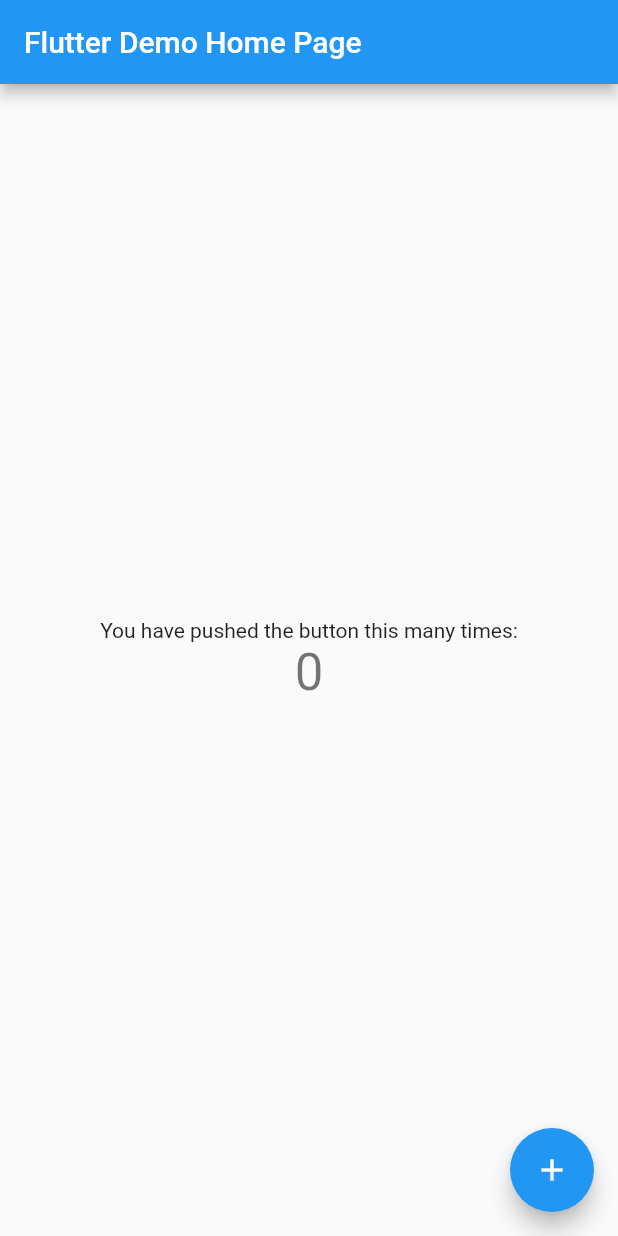
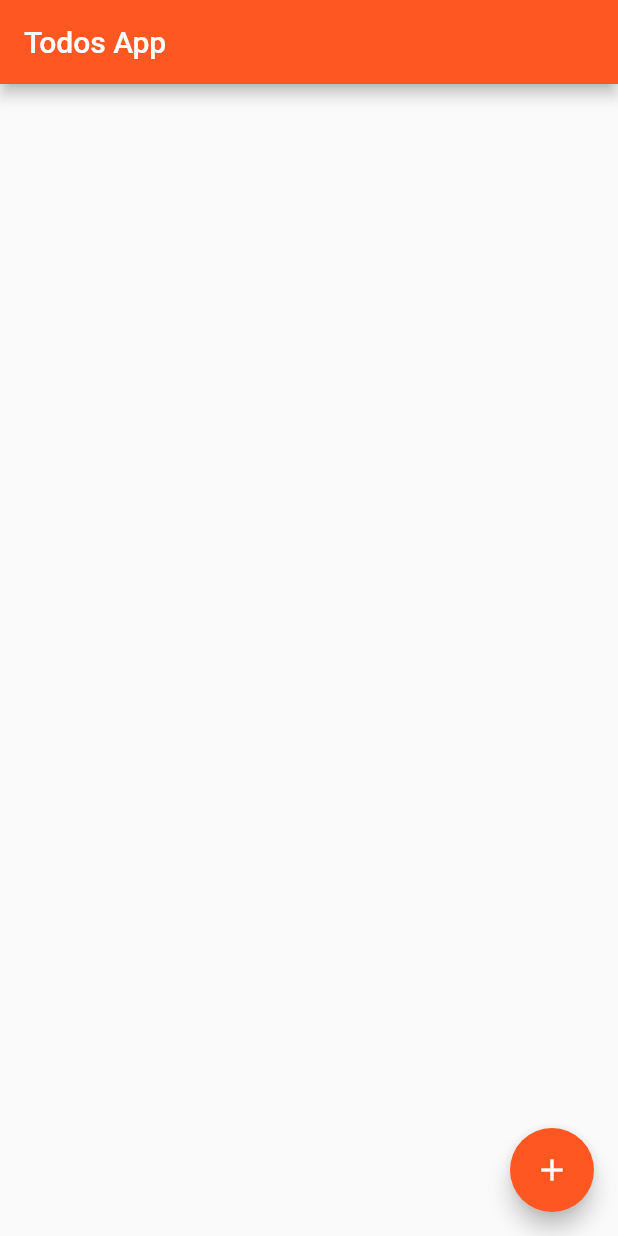
Before and after one commit to lfvilella/Flutter-Getting-Start, a Flutter app: the screen it shows after launch, on a phone screen of 412 x 824 dp. Run offline on Flutter 3.47's test engine with Material 2 defaults, Android fonts, the phone set to English and light mode, and no system bars; our stand-ins replace sqflite; accounts and stored records are empty.

Commit message:
creating UI

```diff
--- a/todo_app/lib/main.dart
+++ b/todo_app/lib/main.dart
@@ -1,52 +1,34 @@
 import 'package:flutter/material.dart';
 import 'package:todo_app/util/dbhelper.dart';
 import 'package:todo_app/model/todo.dart';
+import 'package:todo_app/screens/todolist.dart';
 
 void main() => runApp(MyApp());
 
 class MyApp extends StatelessWidget {
-  // This widget is the root of your application.
   @override
   Widget build(BuildContext context) {
-    List<Todo> todos = List<Todo>();
-    DbHelper helper = DbHelper();
-    helper.initializeDb().then(
-      (result) => helper.getTodos().then((result) => todos = result));
+    // List<Todo> todos = List<Todo>();
+    // DbHelper helper = DbHelper();
+    // helper.initializeDb().then(
+    //   (result) => helper.getTodos().then((result) => todos = result));
 
-    DateTime today = DateTime.now();
-    Todo todo = Todo("Buy Apples", 1, today.toString(), "And make sure they are good");
-    helper.insertTodo(todo);
+    // DateTime today = DateTime.now();
+    // Todo todo = Todo("Buy ASDASD", 1, today.toString(), "And make sure if they are good");
+    // var result = helper.insertTodo(todo);
 
     return MaterialApp(
-      title: 'Flutter Demo',
+      title: 'Todos',
       theme: ThemeData(
-        // This is the theme of your application.
-        //
-        // Try running your application with "flutter run". You'll see the
-        // application has a blue toolbar. Then, without quitting the app, try
-        // changing the primarySwatch below to Colors.green and then invoke
-        // "hot reload" (press "r" in the console where you ran "flutter run",
-        // or simply save your changes to "hot reload" in a Flutter IDE).
-        // Notice that the counter didn't reset back to zero; the application
-        // is not restarted.
-        primarySwatch: Colors.blue,
+        primarySwatch: Colors.deepOrange,
       ),
-      home: MyHomePage(title: 'Flutter Demo Home Page'),
+      home: MyHomePage(title: 'Todos App'),
     );
   }
 }
 
 class MyHomePage extends StatefulWidget {
   MyHomePage({Key key, this.title}) : super(key: key);
-
-  // This widget is the home page of your application. It is stateful, meaning
-  // that it has a State object (defined below) that contains fields that affect
-  // how it looks.
-
-  // This class is the configuration for the state. It holds the values (in this
-  // case the title) provided by the parent (in this case the App widget) and
-  // used by the build method of the State. Fields in a Widget subclass are
-  // always marked "final".
 
   final String title;
 
@@ -55,68 +37,13 @@
 }
 
 class _MyHomePageState extends State<MyHomePage> {
-  int _counter = 0;
-
-  void _incrementCounter() {
-    setState(() {
-      // This call to setState tells the Flutter framework that something has
-      // changed in this State, which causes it to rerun the build method below
-      // so that the display can reflect the updated values. If we changed
-      // _counter without calling setState(), then the build method would not be
-      // called again, and so nothing would appear to happen.
-      _counter++;
-    });
-  }
-
   @override
   Widget build(BuildContext context) {
-    // This method is rerun every time setState is called, for instance as done
-    // by the _incrementCounter method above.
-    //
-    // The Flutter framework has been optimized to make rerunning build methods
-    // fast, so that you can just rebuild anything that needs updating rather
-    // than having to individually change instances of widgets.
-    return Scaffold(
-      appBar: AppBar(
-        // Here we take the value from the MyHomePage object that was created by
-        // the App.build method, and use it to set our appbar title.
-        title: Text(widget.title),
+    return new Scaffold(
+      appBar: new AppBar(
+        title: new Text(widget.title),
       ),
-      body: Center(
-        // Center is a layout widget. It takes a single child and positions it
-        // in the middle of the parent.
-        child: Column(
-          // Column is also a layout widget. It takes a list of children and
-          // arranges them vertically. By default, it sizes itself to fit its
-          // children horizontally, and tries to be as tall as its parent.
-          //
-          // Invoke "debug painting" (press "p" in the console, choose the
-          // "Toggle Debug Paint" action from the Flutter Inspector in Android
-          // Studio, or the "Toggle Debug Paint" command in Visual Studio Code)
-          // to see the wireframe for each widget.
-          //
-          // Column has various properties to control how it sizes itself and
-          // how it positions its children. Here we use mainAxisAlignment to
-          // center the children vertically; the main axis here is the vertical
-          // axis because Columns are vertical (the cross axis would be
-          // horizontal).
-          mainAxisAlignment: MainAxisAlignment.center,
-          children: <Widget>[
-            Text(
-              'You have pushed the button this many times:',
-            ),
-            Text(
-              '$_counter',
-              style: Theme.of(context).textTheme.display1,
-            ),
-          ],
-        ),
-      ),
-      floatingActionButton: FloatingActionButton(
-        onPressed: _incrementCounter,
-        tooltip: 'Increment',
-        child: Icon(Icons.add),
-      ), // This trailing comma makes auto-formatting nicer for build methods.
+      body: TodoList(),
     );
   }
 }
```
Also changed, not shown: todo_app/lib/screens/todolist.dart (added, +92 -0 lines), 3 other files.
